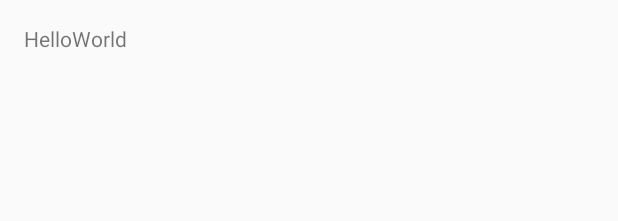
After one commit to mi-nakano/MinuteTube, an Android app: the layout activity_player.xml on its own in the app's theme, with its tools: preview values and no code run, on a phone screen of 412 x 824 dp. The commit adds this screen. Shown: the top 221 px of the screen. Run offline under Robolectric (Android 15) with nearby library versions, the phone set to English and light mode, and no system bars.

```diff
--- /dev/null
+++ b/app/src/main/res/layout/activity_player.xml
@@ -0,0 +1,17 @@
+<?xml version="1.0" encoding="utf-8"?>
+<RelativeLayout xmlns:android="http://schemas.android.com/apk/res/android"
+    xmlns:tools="http://schemas.android.com/tools"
+    android:layout_width="match_parent"
+    android:layout_height="match_parent"
+    android:paddingBottom="@dimen/activity_vertical_margin"
+    android:paddingLeft="@dimen/activity_horizontal_margin"
+    android:paddingRight="@dimen/activity_horizontal_margin"
+    android:paddingTop="@dimen/activity_vertical_margin"
+    tools:context="jp.mzkcreation.minutetube.PlayerActivity">
+
+    <TextView
+        android:layout_width="wrap_content"
+        android:layout_height="wrap_content"
+        android:text="HelloWorld"/>
+
+</RelativeLayout>
```
Also changed, not shown: app/src/main/AndroidManifest.xml (+5 -4 lines), app/src/main/java/jp/mzkcreation/minutetube/MainActivity.java (+15 -0 lines), app/src/main/java/jp/mzkcreation/minutetube/PlayerActivity.java (added, +13 -0 lines).
